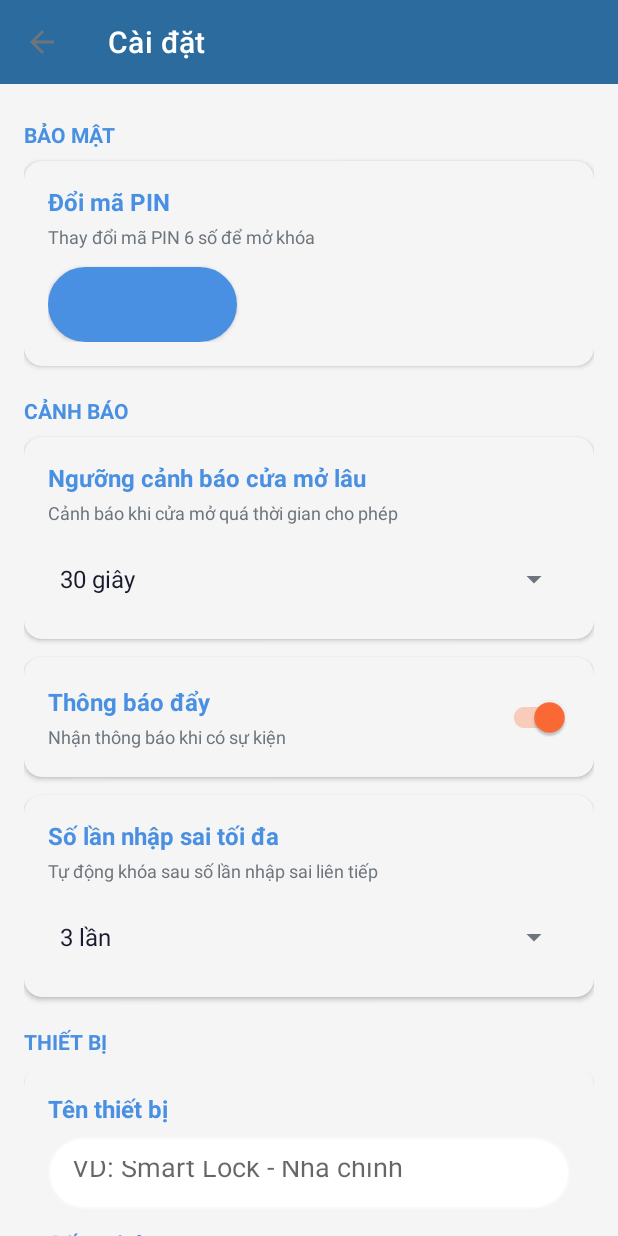
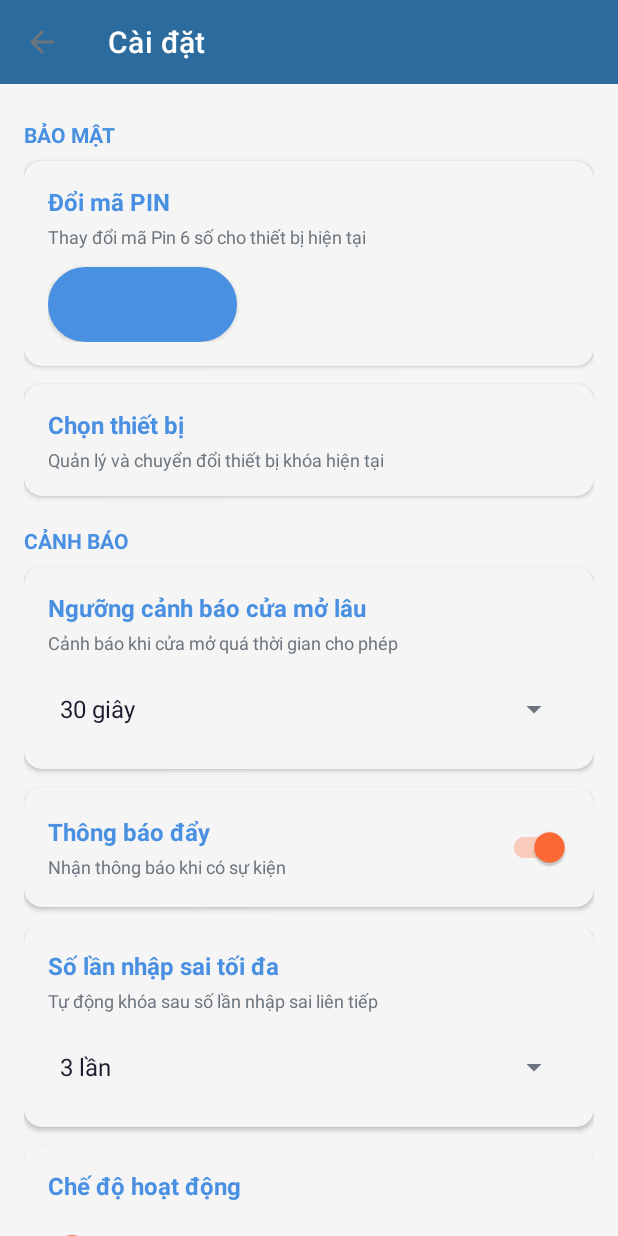
Before and after one commit to Mr-Rabbit146452001/SmartLock, an Android app: the SettingsActivity screen opened directly, with no data from a screen before it, after a tap on "Đổi mã PIN", on a phone screen of 412 x 824 dp. Run offline under Robolectric (Android 15) with nearby library versions, the light colour scheme and no system bars; our stand-ins replace Firebase (no records; nobody signed in at launch, a user with empty details on screens opened directly), Room's generated code.

Commit message:
Optimize Settings: Move Device management to Security and implement pop-up Change PIN dialog with keypad

```diff
--- a/app/src/main/java/com/example/smartlock/SettingsActivity.java
+++ b/app/src/main/java/com/example/smartlock/SettingsActivity.java
@@ -1,5 +1,8 @@
 package com.example.smartlock;
 
+import android.content.Context;
+import android.content.Intent;
+import android.content.SharedPreferences;
 import android.os.Bundle;
 import android.view.MenuItem;
 import android.widget.*;
@@ -27,9 +30,13 @@ public class SettingsActivity extends AppCompatActivity {
 
         // 1. Đổi mã PIN
         Button btnChangePin = findViewById(R.id.btn_change_pin);
-        btnChangePin.setOnClickListener(v -> {
-            // TODO: Mở dialog đổi PIN
-            Toast.makeText(this, "Chức năng đang phát triển", Toast.LENGTH_SHORT).show();
+        btnChangePin.setOnClickListener(v -> showChangePinDialog());
+
+        // 1b. Chọn thiết bị (Nằm trong phần bảo mật)
+        androidx.cardview.widget.CardView cardSelectDevice = findViewById(R.id.card_select_device);
+        cardSelectDevice.setOnClickListener(v -> {
+            Intent intent = new Intent(SettingsActivity.this, DeviceListActivity.class);
+            startActivity(intent);
         });
 
         // 2. Ngưỡng cảnh báo
@@ -48,11 +55,6 @@ public class SettingsActivity extends AppCompatActivity {
         ArrayAdapter<String> attemptsAdapter = new ArrayAdapter<>(this, android.R.layout.simple_spinner_item, attempts);
         attemptsAdapter.setDropDownViewResource(android.R.layout.simple_spinner_dropdown_item);
         spinnerMaxAttempts.setAdapter(attemptsAdapter);
-
-        // 5. Quản lý thiết bị
-        EditText edtDeviceName = findViewById(R.id.edt_device_name);
-        TextView tvSerial = findViewById(R.id.tv_serial);
-        TextView tvEsp32Status = findViewById(R.id.tv_esp32_status);
 
         // 6. Chế độ hoạt động
         RadioGroup rgMode = findViewById(R.id.rg_mode);
@@ -125,4 +127,66 @@ public class SettingsActivity extends AppCompatActivity {
         }
         recreate();
     }
+
+    private void showChangePinDialog() {
+        SharedPreferences sharedPref = getSharedPreferences("SmartLockPrefs", Context.MODE_PRIVATE);
+        String deviceId = sharedPref.getString("last_device_id", null);
+        String userId = FirebaseManager.getInstance().getCurrentUserId();
+
+        if (deviceId == null || userId == null) {
+            Toast.makeText(this, "Không tìm thấy thông tin thiết bị hoặc tài khoản!", Toast.LENGTH_SHORT).show();
+            return;
+        }
+
+        // Tạo EditText nhập PIN mới dạng bàn phím số
+        final EditText input = new EditText(this);
+        input.setInputType(android.text.InputType.TYPE_CLASS_NUMBER | android.text.InputType.TYPE_NUMBER_VARIATION_PASSWORD);
+        input.setTransformationMethod(android.text.method.PasswordTransformationMethod.getInstance()); // Ẩn kí tự bằng dấu chấm bảo mật
+        input.setFilters(new android.text.InputFilter[]{new android.text.InputFilter.LengthFilter(6)});
+        input.setHint("Nhập 6 chữ số mới");
+        input.setGravity(android.view.Gravity.CENTER);
+
+        LinearLayout layout = new LinearLayout(this);
+        layout.setOrientation(LinearLayout.VERTICAL);
+        layout.setPadding(60, 40, 60, 20);
+        layout.addView(input);
+
+        androidx.appcompat.app.AlertDialog dialog = new androidx.appcompat.app.AlertDialog.Builder(this)
+                .setTitle("Thay đổi mã PIN")
+                .setMessage("Nhập mã PIN 6 chữ số mới cho thiết bị hiện tại:")
+                .setView(layout)
+                .setPositiveButton("XÁC NHẬN", null) // Bấm xác nhận để kiểm tra độ dài trước khi dismiss
+                .setNegativeButton("HỦY", (dialogInterface, i) -> dialogInterface.dismiss())
+                .create();
+
+        dialog.show();
+
+        // Xử lý kiểm tra dữ liệu trước khi lưu
+        dialog.getButton(androidx.appcompat.app.AlertDialog.BUTTON_POSITIVE).setOnClickListener(view -> {
+            String newPin = input.getText().toString().trim();
+            if (newPin.length() != 6) {
+                input.setError("Mã PIN phải đủ 6 chữ số!");
+                return;
+            }
+
+            // Hashing mã PIN mới
+            String pinHash = com.example.smartlock.utils.EncryptionHelper.hashPin(newPin);
+
+            // Cập nhật mã PIN lên Firebase Database
+            FirebaseManager.getInstance().getDatabaseRef()
+                    .child("users")
+                    .child(userId)
+                    .child("devices")
+                    .child(deviceId)
+                    .child("pinHash")
+                    .setValue(pinHash)
+                    .addOnSuccessListener(aVoid -> {
+                        Toast.makeText(SettingsActivity.this, "✅ Thay đổi mã PIN thành công!", Toast.LENGTH_SHORT).show();
+                        dialog.dismiss();
+                    })
+                    .addOnFailureListener(e -> {
+                        Toast.makeText(SettingsActivity.this, "❌ Lỗi: " + e.getMessage(), Toast.LENGTH_SHORT).show();
+                    });
+        });
+    }
 }
--- a/app/src/main/res/layout/activity_settings.xml
+++ b/app/src/main/res/layout/activity_settings.xml
@@ -60,7 +60,7 @@
                     <TextView
                         android:layout_width="wrap_content"
                         android:layout_height="wrap_content"
-                        android:text="Thay đổi mã PIN 6 số để mở khóa"
+                        android:text="Thay đổi mã Pin 6 số cho thiết bị hiện tại"
                         android:textColor="@color/text_secondary"
                         android:textSize="12sp"
                         android:layout_marginTop="4dp" />
@@ -73,6 +73,43 @@
                         android:background="@drawable/button_outline_blue"
                         android:textColor="@color/blue"
                         android:layout_marginTop="12dp" />
+
+                </LinearLayout>
+
+            </androidx.cardview.widget.CardView>
+
+            <!-- Card Chọn Thiết Bị -->
+            <androidx.cardview.widget.CardView
+                android:id="@+id/card_select_device"
+                android:layout_width="match_parent"
+                android:layout_height="wrap_content"
+                app:cardCornerRadius="12dp"
+                app:cardElevation="2dp"
+                app:cardBackgroundColor="?attr/cardBackground"
+                android:layout_marginBottom="12dp"
+                android:foreground="?android:attr/selectableItemBackground">
+
+                <LinearLayout
+                    android:layout_width="match_parent"
+                    android:layout_height="wrap_content"
+                    android:orientation="vertical"
+                    android:padding="16dp">
+
+                    <TextView
+                        android:layout_width="wrap_content"
+                        android:layout_height="wrap_content"
+                        android:text="Chọn thiết bị"
+                        android:textColor="@color/blue"
+                        android:textSize="16sp"
+                        android:textStyle="bold" />
+
+                    <TextView
+                        android:layout_width="wrap_content"
+                        android:layout_height="wrap_content"
+                        android:text="Quản lý và chuyển đổi thiết bị khóa hiện tại"
+                        android:textColor="@color/text_secondary"
+                        android:textSize="12sp"
+                        android:layout_marginTop="4dp" />
 
                 </LinearLayout>
 
@@ -219,87 +256,7 @@
 
             </androidx.cardview.widget.CardView>
 
-            <!-- 5. Quản lý thiết bị -->
-            <TextView
-                android:layout_width="wrap_content"
-                android:layout_height="wrap_content"
-                android:text="THIẾT BỊ"
-                android:textColor="@color/blue"
-                android:textStyle="bold"
-                android:layout_marginTop="8dp"
-                android:layout_marginBottom="8dp" />
 
-            <androidx.cardview.widget.CardView
-                android:layout_width="match_parent"
-                android:layout_height="wrap_content"
-                app:cardCornerRadius="12dp"
-                app:cardElevation="2dp"
-                app:cardBackgroundColor="?attr/cardBackground"
-                android:layout_marginBottom="12dp">
-
-                <LinearLayout
-                    android:layout_width="match_parent"
-                    android:layout_height="wrap_content"
-                    android:orientation="vertical"
-                    android:padding="16dp">
-
-                    <TextView
-                        android:layout_width="wrap_content"
-                        android:layout_height="wrap_content"
-                        android:text="Tên thiết bị"
-                        android:textColor="@color/blue"
-                        android:textSize="16sp"
-                        android:textStyle="bold" />
-
-                    <EditText
-                        android:id="@+id/edt_device_name"
-                        android:layout_width="match_parent"
-                        android:layout_height="48dp"
-                        android:hint="VD: Smart Lock - Nhà chính"
-                        android:background="@drawable/edittext_rounded"
-                        android:paddingHorizontal="16dp"
-                        android:layout_marginTop="8dp" />
-
-                    <TextView
-                        android:layout_width="wrap_content"
-                        android:layout_height="wrap_content"
-                        android:text="Số serial"
-                        android:textColor="@color/blue"
-                        android:textSize="16sp"
-                        android:textStyle="bold"
-                        android:layout_marginTop="12dp" />
-
-                    <TextView
-                        android:id="@+id/tv_serial"
-                        android:layout_width="match_parent"
-                        android:layout_height="48dp"
-                        android:text="SL-001-2024"
-                        android:gravity="center_vertical"
-                        android:paddingHorizontal="16dp"
-                        android:background="@drawable/edittext_rounded"
-                        android:layout_marginTop="8dp" />
-
-                    <TextView
-                        android:layout_width="wrap_content"
-                        android:layout_height="wrap_content"
-                        android:text="Trạng thái kết nối ESP32"
-                        android:textColor="@color/blue"
-                        android:textSize="16sp"
-                        android:textStyle="bold"
-                        android:layout_marginTop="12dp" />
-
-                    <TextView
-                        android:id="@+id/tv_esp32_status"
-                        android:layout_width="wrap_content"
-                        android:layout_height="wrap_content"
-                        android:text="● Đang kết nối"
-                        android:textColor="@color/success"
-                        android:textSize="14sp"
-                        android:layout_marginTop="8dp" />
-
-                </LinearLayout>
-
-            </androidx.cardview.widget.CardView>
 
             <!-- 6. Chế độ hoạt động -->
             <androidx.cardview.widget.CardView
```
